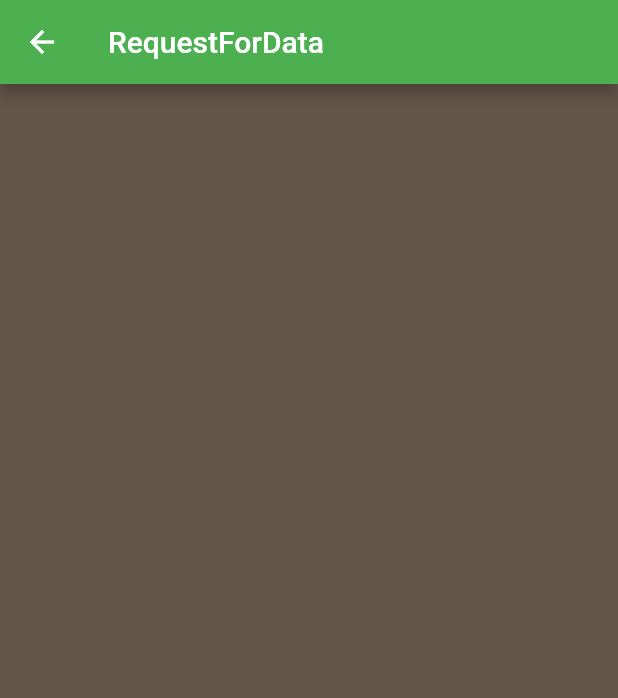
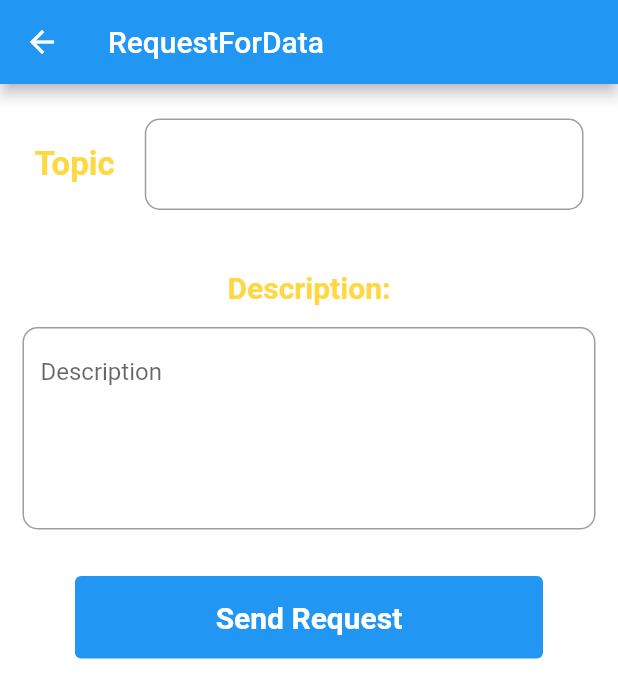
Before and after one commit to asadullah43/following-the-prophet, a Flutter app: the RequestForData screen opened directly, on a phone screen of 412 x 824 dp. Shown: the top 698 px of the screen. Run offline on Flutter 3.47's test engine with Material 2 defaults, Android fonts, the light colour scheme and no system bars; our stand-ins replace cloud_firestore, file_picker, firebase_auth, firebase_core, flutter_svg, flutter_switch and 5 more; accounts and stored records are empty.

Commit message:
request data page update

```diff
--- a/lib/Screens/requestForData.dart
+++ b/lib/Screens/requestForData.dart
@@ -1,13 +1,108 @@
 import 'package:flutter/material.dart';
 
 class RequestForData extends StatelessWidget {
+  TextEditingController _titleController = new TextEditingController();
+  TextEditingController _discription = new TextEditingController();
+
+  bool isloading = false;
   @override
   Widget build(BuildContext context) {
     return Scaffold(
-      appBar: AppBar(
-        title: Text('RequestForData'),
-        backgroundColor: Colors.green,
-      ),
-    );
+        backgroundColor: Colors.white,
+        appBar: AppBar(
+          title: Text('RequestForData'),
+         // backgroundColor: Colors.green,
+        ),
+        body: isloading
+            ? Container(
+                child: Center(
+                  child: CircularProgressIndicator(),
+                ),
+              )
+            : ListView(children: [
+                Container(
+                  alignment: Alignment.center,
+                  child: Column(children: [
+                    Container(
+                      margin: EdgeInsets.all(15),
+                      padding: EdgeInsets.all(8),
+                      child: Row(
+                        mainAxisAlignment: MainAxisAlignment.spaceBetween,
+                        children: [
+                          Text(
+                            "Topic",
+                            style: TextStyle(
+                              fontSize: 22,
+                              fontWeight: FontWeight.bold,
+                              color: Colors.amberAccent,
+                            ),
+                          ),
+                          SizedBox(
+                            width: 20,
+                          ),
+                          Expanded(
+                            child: TextField(
+                              style: TextStyle(
+                                fontSize: 18,
+                              ),
+                              controller: _titleController,
+                              decoration: InputDecoration(
+                                border: OutlineInputBorder(
+                                  borderRadius: BorderRadius.circular(10),
+                                ),
+                              ),
+                            ),
+                          ),
+                        ],
+                      ),
+                    ),
+                    SizedBox(
+                      height: 17,
+                    ),
+                    Container(
+                      child: Text(
+                        "Description:",
+                        style: TextStyle(
+                          fontSize: 20,
+                          fontWeight: FontWeight.bold,
+                          color: Colors.amberAccent,
+                        ),
+                      ),
+                    ),
+                    Container(
+                      margin: EdgeInsets.all(15),
+                      child: TextFormField(
+                        maxLines: 5,
+                        minLines: 5,
+                        decoration: InputDecoration(
+                          hintText: "Description",
+                          border: OutlineInputBorder(
+                            borderRadius: BorderRadius.circular(10),
+                          ),
+                        ),
+                        controller: _discription,
+                      ),
+                    ),
+                  ]),
+                ),
+                Container(
+                  padding: const EdgeInsets.fromLTRB(50, 16, 50, 0),
+                  child: TextButton(
+                    style: TextButton.styleFrom(
+                      padding: const EdgeInsets.all(16.0),
+                      textStyle: TextStyle(),
+                      backgroundColor: Colors.blue,
+                    ),
+                    onPressed: () {},
+                    child: Text(
+                      "Send Request",
+                      style: TextStyle(
+                          color: Colors.white,
+                          fontSize: 20,
+                          fontWeight: FontWeight.bold),
+                    ),
+                  ),
+                ),
+              ]));
   }
 }
```
